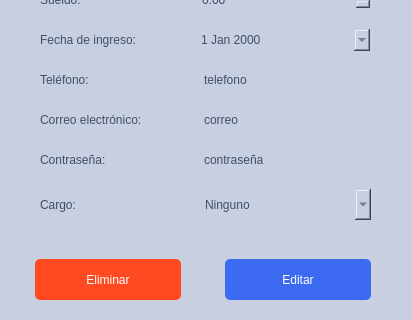
The window that appetizer-core/components-manager/crudempleados.ui (AngelGenis/Appetizer) describes before a commit, drawn with Qt 5; both pictures show x 0 to 412 and y 251 to 571 of the 412 by 571 pixel window.
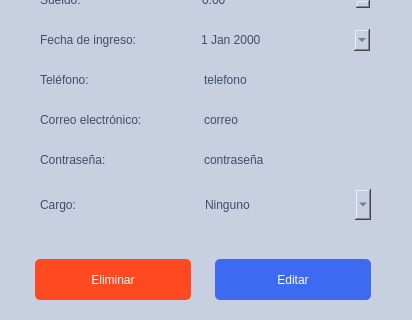
The same window after the commit. Icons and pictures are not drawn.

Patch:
```diff
--- a/appetizer-core/components-manager/crudempleados.ui
+++ b/appetizer-core/components-manager/crudempleados.ui
@@ -111,9 +111,9 @@
   <widget class="QPushButton" name="btn_guardarCambios">
    <property name="geometry">
     <rect>
-     <x>220</x>
+     <x>210</x>
      <y>510</y>
-     <width>151</width>
+     <width>161</width>
      <height>41</height>
     </rect>
    </property>
@@ -140,7 +140,7 @@
     <rect>
      <x>30</x>
      <y>510</y>
-     <width>151</width>
+     <width>161</width>
      <height>41</height>
     </rect>
    </property>
```
